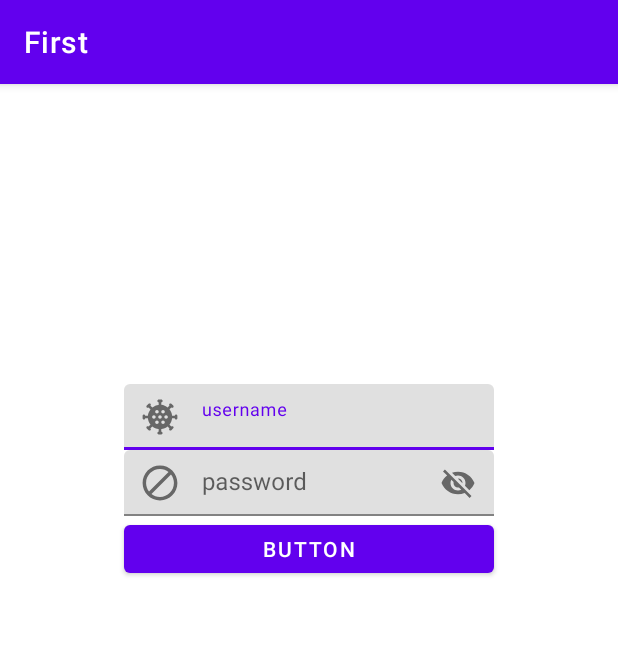
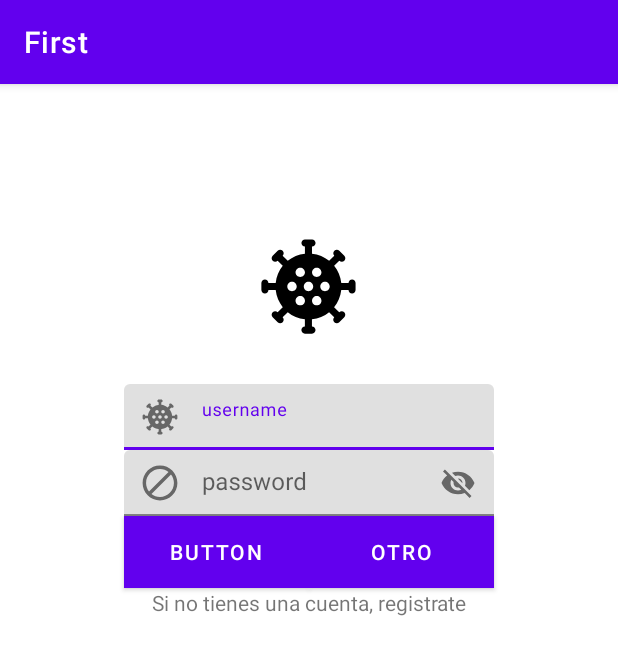
Before and after one commit to Wilson-Camacho/First, an Android app: the screen it shows after launch (MainActivity), on a phone screen of 412 x 824 dp. Shown: the top 655 px of the screen. Run offline under Robolectric (Android 15) with nearby library versions, the phone set to English and light mode, and no system bars.

Commit message:
Dando forma al login

```diff
--- a/app/src/main/res/layout/activity_main.xml
+++ b/app/src/main/res/layout/activity_main.xml
@@ -16,6 +16,7 @@
         app:layout_constraintStart_toStartOf="@id/guideline3"
         app:layout_constraintEnd_toEndOf="@id/guideline2"
         app:startIconDrawable="@drawable/coronita_foreground"
+        app:layout_constraintTop_toBottomOf="@id/imagencoronita"
         >
 
         <EditText
@@ -37,7 +38,6 @@
         android:id="@+id/til2"
         app:startIconDrawable="@drawable/no_entrar_foreground"
         app:passwordToggleEnabled="true"
-
         >
         <EditText
             android:layout_width="match_parent"
@@ -45,20 +45,23 @@
             android:hint="password"
             android:textAlignment="center"
             android:maxLines="1"
+
             >
 
         </EditText>
 
 
     </com.google.android.material.textfield.TextInputLayout>
+
     <Button
-        android:id="@+id/button"
+        android:id="@+id/entrar"
         android:layout_width="0dp"
-        android:layout_height="44dp"
-        app:layout_constraintStart_toStartOf="@id/guideline3"
-        app:layout_constraintEnd_toEndOf="@id/guideline2"
-        android:text="Button"
+        android:layout_height="wrap_content"
+        android:text="otro"
         app:layout_constraintTop_toBottomOf="@id/til2"
+        app:layout_constraintStart_toEndOf="@id/button2"
+        app:layout_constraintEnd_toStartOf="@id/guideline2"
+        android:background="@color/cardview_light_background"
 
         />
 
@@ -78,5 +81,46 @@
 
         />
 
+    <TextView
+        android:id="@+id/redireccion"
+        android:layout_width="wrap_content"
+        android:layout_height="wrap_content"
+        android:text="@string/link"
+        tools:layout_editor_absoluteX="172dp"
+        tools:layout_editor_absoluteY="356dp"
+        app:layout_constraintEnd_toEndOf="parent"
+        app:layout_constraintStart_toStartOf="parent"
+        app:layout_constraintTop_toBottomOf="@id/entrar"
+
+
+        />
+
+
+
+    <ImageView
+        android:id="@+id/imagencoronita"
+        android:layout_width="142dp"
+        android:layout_height="130dp"
+        app:layout_constraintEnd_toEndOf="parent"
+        app:layout_constraintHorizontal_bias="0.498"
+        app:layout_constraintStart_toStartOf="parent"
+        app:srcCompat="@drawable/coronita_foreground"
+        tools:layout_editor_absoluteY="27dp"
+        app:layout_constraintBottom_toTopOf="@id/til1"
+        />
+
+    <Button
+        android:id="@+id/button2"
+        android:layout_width="0dp"
+        android:layout_height="wrap_content"
+        android:text="Button"
+        tools:layout_editor_absoluteX="158dp"
+        tools:layout_editor_absoluteY="398dp"
+        app:layout_constraintStart_toEndOf="@id/guideline3"
+        app:layout_constraintTop_toBottomOf="@id/til2"
+        app:layout_constraintEnd_toStartOf="@id/entrar"
+        android:background="@color/cardview_light_background"
+        />
+
 
 </androidx.constraintlayout.widget.ConstraintLayout>
--- a/app/src/main/res/values/strings.xml
+++ b/app/src/main/res/values/strings.xml
@@ -1,3 +1,4 @@
 <resources>
     <string name="app_name">First</string>
+    <string name = "link">Si no tienes una cuenta, registrate</string>
 </resources>
```
